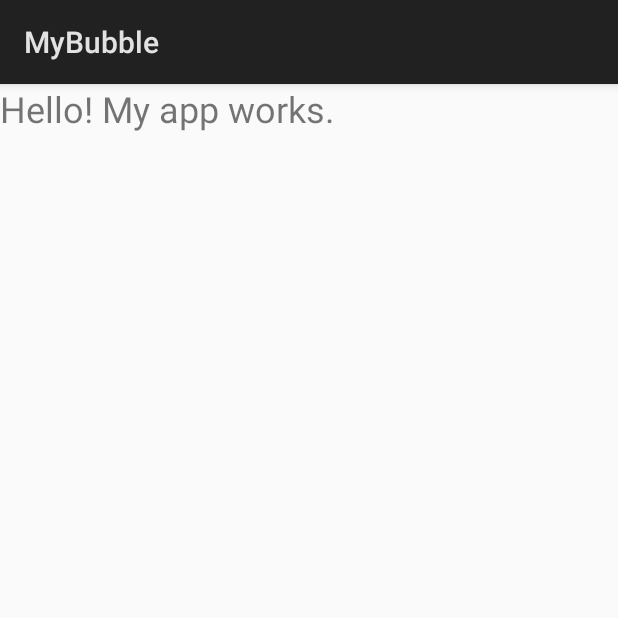
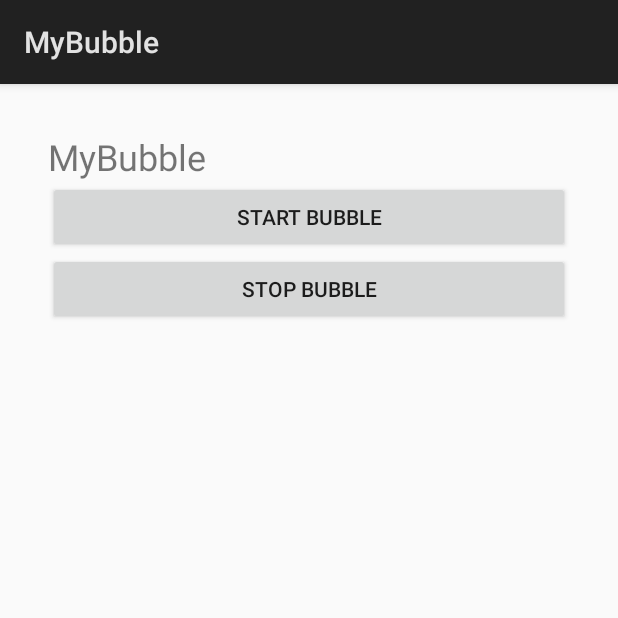
Before and after one commit to dwipayanmondal233-cloud/MyBubble, an Android app: the screen it shows after launch (MainActivity), on a phone screen of 412 x 824 dp, the top half of it. Run offline under Robolectric (Android 15) with nearby library versions, the phone set to English and light mode, and no system bars.

Commit message:
Milestone 2

```diff
--- a/app/src/main/java/com/example/mybubble/MainActivity.kt
+++ b/app/src/main/java/com/example/mybubble/MainActivity.kt
@@ -1,15 +1,51 @@
 package com.example.mybubble
 
 import android.app.Activity
+import android.content.Intent
+import android.net.Uri
 import android.os.Bundle
+import android.provider.Settings
+import android.widget.Button
+import android.widget.LinearLayout
 import android.widget.TextView
+import android.widget.Toast
 
 class MainActivity : Activity() {
     override fun onCreate(savedInstanceState: Bundle?) {
         super.onCreate(savedInstanceState)
-        val tv = TextView(this)
-        tv.text = "Hello! My app works."
-        tv.textSize = 24f
-        setContentView(tv)
+
+        val layout = LinearLayout(this)
+        layout.orientation = LinearLayout.VERTICAL
+        layout.setPadding(48, 48, 48, 48)
+
+        val title = TextView(this)
+        title.text = "MyBubble"
+        title.textSize = 24f
+
+        val startButton = Button(this)
+        startButton.text = "Start bubble"
+        startButton.setOnClickListener {
+            if (!Settings.canDrawOverlays(this)) {
+                Toast.makeText(this, "Allow 'Display over other apps', then come back", Toast.LENGTH_LONG).show()
+                val intent = Intent(
+                    Settings.ACTION_MANAGE_OVERLAY_PERMISSION,
+                    Uri.parse("package:$packageName")
+                )
+                startActivity(intent)
+            } else {
+                startForegroundService(Intent(this, BubbleService::class.java))
+            }
+        }
+
+        val stopButton = Button(this)
+        stopButton.text = "Stop bubble"
+        stopButton.setOnClickListener {
+            stopService(Intent(this, BubbleService::class.java))
+        }
+
+        layout.addView(title)
+        layout.addView(startButton)
+        layout.addView(stopButton)
+        setContentView(layout)
     }
 }
```
Also changed, not shown: app/src/main/AndroidManifest.xml (+13 -0 lines), app/src/main/java/com/example/mybubble/BubbleService.kt (added, +106 -0 lines).
